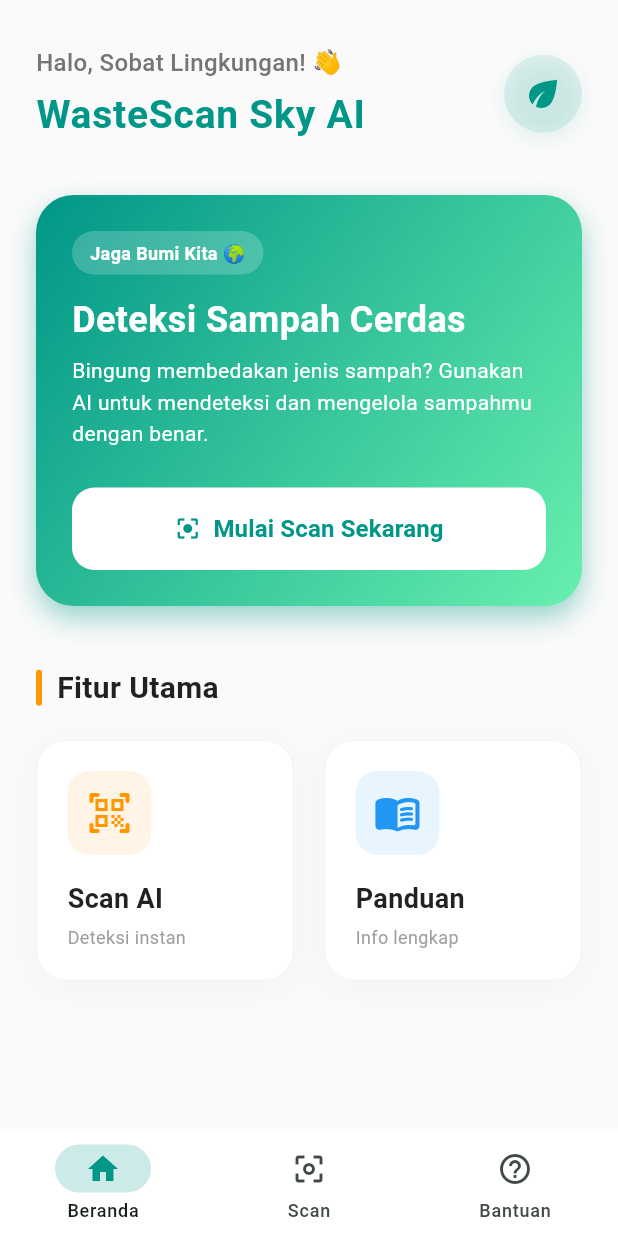
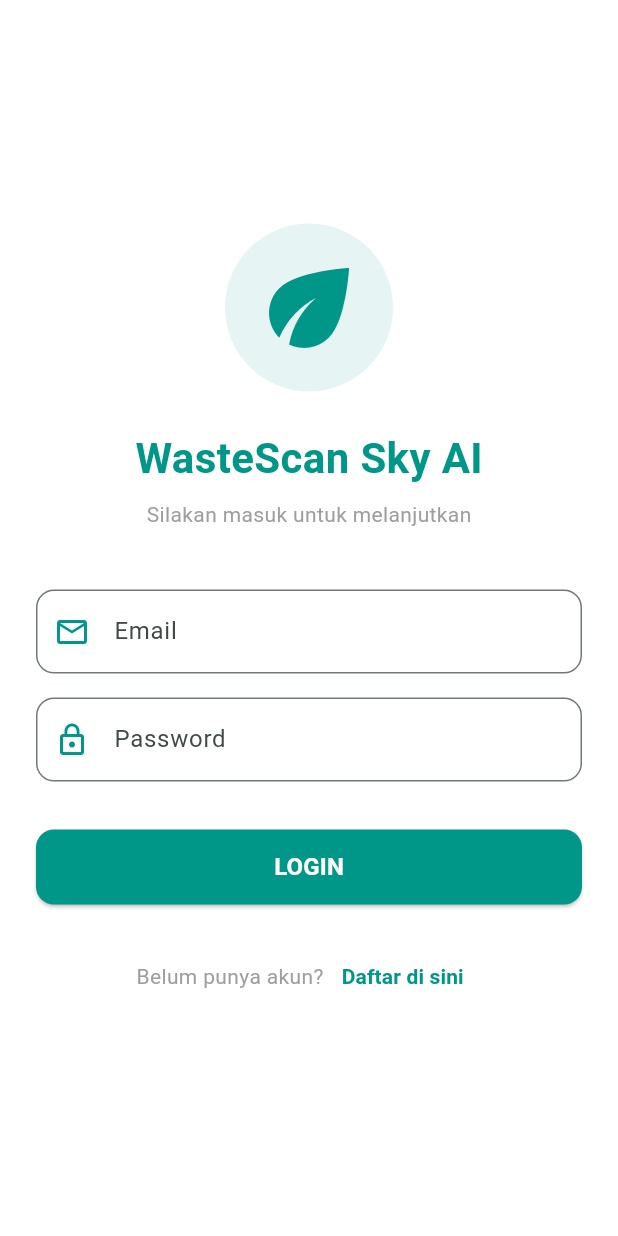
Before and after one commit to skymochtar/WasteScan-Sky-AI, a Flutter app: the screen it shows after launch, on a phone screen of 412 x 824 dp. Run offline on Flutter 3.47's test engine with Material 3 defaults, Android fonts, the phone set to English and light mode, and no system bars; our stand-ins replace camera, cloud_firestore, firebase_auth, firebase_core, get, image_picker; missing offline and left inert: tflite_flutter; accounts and stored records are empty.

Commit message:
first commit

```diff
--- /dev/null
+++ b/lib/auth/login_page.dart
@@ -0,0 +1,137 @@
+import 'package:flutter/material.dart';
+import 'package:get/get.dart';
+import 'auth_controller.dart';
+import 'register_page.dart';
+import '../modules/home/dashboard_page.dart'; // Mengarah ke halaman utama aplikasi
+
+class LoginPage extends StatelessWidget {
+  LoginPage({super.key});
+
+  // Inisialisasi AuthController di sini agar bisa dipakai di halaman Register juga
+  final AuthController authController = Get.put(AuthController());
+
+  final TextEditingController emailController = TextEditingController();
+  final TextEditingController passwordController = TextEditingController();
+
+  @override
+  Widget build(BuildContext context) {
+    return Scaffold(
+      backgroundColor: Colors.white,
+      body: SafeArea(
+        child: Center(
+          child: SingleChildScrollView(
+            padding: const EdgeInsets.all(24.0),
+            child: Column(
+              mainAxisAlignment: MainAxisAlignment.center,
+              children: [
+                // Logo Aplikasi
+                Container(
+                  padding: const EdgeInsets.all(16),
+                  decoration: BoxDecoration(
+                    color: Colors.teal.withValues(alpha: 0.1),
+                    shape: BoxShape.circle,
+                  ),
+                  child: const Icon(Icons.eco, size: 80, color: Colors.teal),
+                ),
+                const SizedBox(height: 24),
+
+                const Text(
+                  "WasteScan Sky AI",
+                  style: TextStyle(fontSize: 28, fontWeight: FontWeight.bold, color: Colors.teal),
+                ),
+                const SizedBox(height: 8),
+                const Text(
+                  "Silakan masuk untuk melanjutkan",
+                  style: TextStyle(fontSize: 14, color: Colors.grey),
+                ),
+                const SizedBox(height: 40),
+
+                // Input Email
+                TextField(
+                  controller: emailController,
+                  keyboardType: TextInputType.emailAddress,
+                  decoration: InputDecoration(
+                    labelText: "Email",
+                    prefixIcon: const Icon(Icons.email_outlined, color: Colors.teal),
+                    border: OutlineInputBorder(borderRadius: BorderRadius.circular(12)),
+                    focusedBorder: OutlineInputBorder(
+                      borderRadius: BorderRadius.circular(12),
+                      borderSide: const BorderSide(color: Colors.teal, width: 2),
+                    ),
+                  ),
+                ),
+                const SizedBox(height: 16),
+
+                // Input Password
+                TextField(
+                  controller: passwordController,
+                  obscureText: true,
+                  decoration: InputDecoration(
+                    labelText: "Password",
+                    prefixIcon: const Icon(Icons.lock_outline, color: Colors.teal),
+                    border: OutlineInputBorder(borderRadius: BorderRadius.circular(12)),
+                    focusedBorder: OutlineInputBorder(
+                      borderRadius: BorderRadius.circular(12),
+                      borderSide: const BorderSide(color: Colors.teal, width: 2),
+                    ),
+                  ),
+                ),
+                const SizedBox(height: 32),
+
+                // Tombol Login
+                Obx(() => authController.isLoading.value
+                    ? const CircularProgressIndicator(color: Colors.teal)
+                    : SizedBox(
+                        width: double.infinity,
+                        height: 50,
+                        child: ElevatedButton(
+                          style: ElevatedButton.styleFrom(
+                            backgroundColor: Colors.teal,
+                            shape: RoundedRectangleBorder(
+                              borderRadius: BorderRadius.circular(12),
+                            ),
+                          ),
+                          onPressed: () async {
+                            if(emailController.text.isEmpty || passwordController.text.isEmpty) {
+                              Get.snackbar("Peringatan", "Email dan Password harus diisi!", snackPosition: SnackPosition.BOTTOM);
+                              return;
+                            }
+
+                            // Eksekusi fungsi login
+                            bool isSuccess = await authController.loginUser(
+                              emailController.text.trim(),
+                              passwordController.text.trim(),
+                            );
+
+                            if (isSuccess) {
+                              // Jika sukses, lempar ke Dashboard dan hapus history halaman sebelumnya
+                              Get.offAll(() => const DashboardPage());
+                            }
+                          },
+                          child: const Text("LOGIN", style: TextStyle(fontSize: 16, fontWeight: FontWeight.bold, color: Colors.white)),
+                        ),
+                      )),
+
+                const SizedBox(height: 24),
+
+                // Teks Menuju Halaman Register
+                Row(
+                  mainAxisAlignment: MainAxisAlignment.center,
+                  children: [
+                    const Text("Belum punya akun?", style: TextStyle(color: Colors.grey)),
+                    TextButton(
+                      onPressed: () {
+                        Get.to(() => RegisterPage());
+                      },
+                      child: const Text("Daftar di sini", style: TextStyle(color: Colors.teal, fontWeight: FontWeight.bold)),
+                    ),
+                  ],
+                )
+              ],
+            ),
+          ),
+        ),
+      ),
+    );
+  }
+}
--- a/lib/modules/home/dashboard_page.dart
+++ b/lib/modules/home/dashboard_page.dart
@@ -29,14 +29,14 @@ class DashboardPage extends StatelessWidget {
         ],
       )),
 
-
       bottomNavigationBar: Obx(() => NavigationBar(
         height: 70,
         elevation: 0,
         selectedIndex: controller.tabIndex.value,
         onDestinationSelected: controller.changeTabIndex,
         backgroundColor: Colors.white,
-        indicatorColor: Colors.teal.withOpacity(0.2),
+        // PERBAIKAN: Menggunakan withValues agar tidak ada warning garis biru di VS Code
+        indicatorColor: Colors.teal.withValues(alpha: 0.2),
         destinations: const [
           NavigationDestination(
             icon: Icon(Icons.home_outlined),
--- a/lib/modules/home/home_view.dart
+++ b/lib/modules/home/home_view.dart
@@ -1,6 +1,7 @@
 import 'package:flutter/material.dart';
 import 'package:get/get.dart';
 import 'dashboard_page.dart';
+import '../../auth/auth_controller.dart'; // Mengimpor AuthController
 
 class HomeView extends StatelessWidget {
   const HomeView({super.key});
@@ -8,9 +9,11 @@ class HomeView extends StatelessWidget {
   @override
   Widget build(BuildContext context) {
     final DashboardController dashboardController = Get.find();
+    // Memanggil AuthController untuk mendapatkan nama & fungsi logout
+    final AuthController authController = Get.put(AuthController());
 
     return Scaffold(
-      backgroundColor: Colors.grey[50], // Background agak abu terang
+      backgroundColor: Colors.grey[50],
       body: SafeArea(
         child: SingleChildScrollView(
           // Agar bisa di-scroll di layar kecil
@@ -20,21 +23,30 @@ class HomeView extends StatelessWidget {
               crossAxisAlignment: CrossAxisAlignment.start,
               children: [
                 const SizedBox(height: 10),
-                // Header Profil / Sambutan
+
+                // Header Profil & Tombol Logout
                 Row(
                   mainAxisAlignment: MainAxisAlignment.spaceBetween,
                   children: [
                     Column(
                       crossAxisAlignment: CrossAxisAlignment.start,
                       children: [
-                        Text(
-                          "Halo, Sobat Lingkungan! 👋",
+                        // Teks otomatis berubah sesuai nama user yang login
+                        Obx(() {
+                          String nama = authController.userName.value;
+                          // Jika nama masih kosong dari Firebase, gunakan nama default
+                          if (nama.isEmpty) {
+                            nama = "Sobat Lingkungan";
+                          }
+                          return Text(
+                            "Halo, $nama! 👋",
                             style: TextStyle(
                               fontSize: 16,
                               color: Colors.grey[600],
                               fontWeight: FontWeight.w500,
                             ),
-                        ),
+                          );
+                        }),
                         const SizedBox(height: 5),
                         const Text(
                           "WasteScan Sky AI",
@@ -47,22 +59,21 @@ class HomeView extends StatelessWidget {
                         ),
                       ],
                     ),
-                    // Avatar kecil (hiasan)
+
+                    // Tombol Logout
                     Container(
-                      padding: const EdgeInsets.all(12),
                       decoration: BoxDecoration(
-                        color: Colors.teal.withOpacity(0.1),
+                        color: Colors.redAccent.withValues(alpha: 0.1),
                         shape: BoxShape.circle,
-                        boxShadow: [
-                          BoxShadow(
-                            color: Colors.teal.withOpacity(0.1),
-                            blurRadius: 10,
-                            offset: const Offset(0, 4),
                       ),
-                        ],
+                      child: IconButton(
+                        icon: const Icon(Icons.logout_rounded,
+                            color: Colors.redAccent, size: 24),
+                        onPressed: () {
+                          authController.logout(); // Memanggil fungsi keluar
+                        },
+                        tooltip: "Keluar",
                       ),
-                      child:
-                          const Icon(Icons.eco, color: Colors.teal, size: 28),
                     ),
                   ],
                 ),
@@ -75,17 +86,14 @@ class HomeView extends StatelessWidget {
                   padding: const EdgeInsets.all(24),
                   decoration: BoxDecoration(
                     gradient: const LinearGradient(
-                      colors: [
-                        Colors.teal,
-                        Colors.greenAccent
-                      ],
+                      colors: [Colors.teal, Colors.greenAccent],
                       begin: Alignment.topLeft,
                       end: Alignment.bottomRight,
                     ),
                     borderRadius: BorderRadius.circular(25),
                     boxShadow: [
                       BoxShadow(
-                        color: Colors.teal.withOpacity(0.4),
+                        color: Colors.teal.withValues(alpha: 0.4),
                         blurRadius: 15,
                         offset: const Offset(0, 8),
                       ),
@@ -98,7 +106,7 @@ class HomeView extends StatelessWidget {
                         padding: const EdgeInsets.symmetric(
                             horizontal: 12, vertical: 6),
                         decoration: BoxDecoration(
-                          color: Colors.white.withOpacity(0.2),
+                          color: Colors.white.withValues(alpha: 0.2),
                           borderRadius: BorderRadius.circular(20),
                         ),
                         child: const Text(
@@ -231,13 +239,13 @@ class HomeView extends StatelessWidget {
           borderRadius: BorderRadius.circular(20),
           boxShadow: [
             BoxShadow(
-              color: Colors.grey.withOpacity(0.08),
+              color: Colors.grey.withValues(alpha: 0.08),
               blurRadius: 20,
               spreadRadius: 0,
               offset: const Offset(0, 4),
             ),
           ],
-          border: Border.all(color: Colors.grey.withOpacity(0.1)),
+          border: Border.all(color: Colors.grey.withValues(alpha: 0.1)),
         ),
         child: Column(
           crossAxisAlignment: CrossAxisAlignment.start,
@@ -245,7 +253,7 @@ class HomeView extends StatelessWidget {
             Container(
               padding: const EdgeInsets.all(12),
               decoration: BoxDecoration(
-                color: color.withOpacity(0.1),
+                color: color.withValues(alpha: 0.1),
                 borderRadius: BorderRadius.circular(15),
               ),
               child: Icon(icon, color: color, size: 32),
--- a/pubspec.yaml
+++ b/pubspec.yaml
@@ -9,6 +9,11 @@ environment:
 dependencies:
   flutter:
     sdk: flutter
+
+  # --- VERSI FIREBASE TERBARU (BEBAS BUG PIGEON) ---
+  firebase_core: ^3.9.0
+  firebase_auth: ^5.3.4
+  cloud_firestore: ^5.5.1
 
   # State Management
   get: ^4.6.6
```
Also changed, not shown: assets/labels.txt (+4 -4 lines), lib/auth/auth_controller.dart (added, +120 -0 lines), lib/auth/register_page.dart (added, +124 -0 lines), lib/main.dart (+21 -3 lines), lib/modules/scan/scan_controller.dart (+59 -37 lines), lib/modules/scan/scan_page.dart (+53 -18 lines), pubspec.lock, 9 other files. Lines whose indentation alone changed are shown as unchanged.
